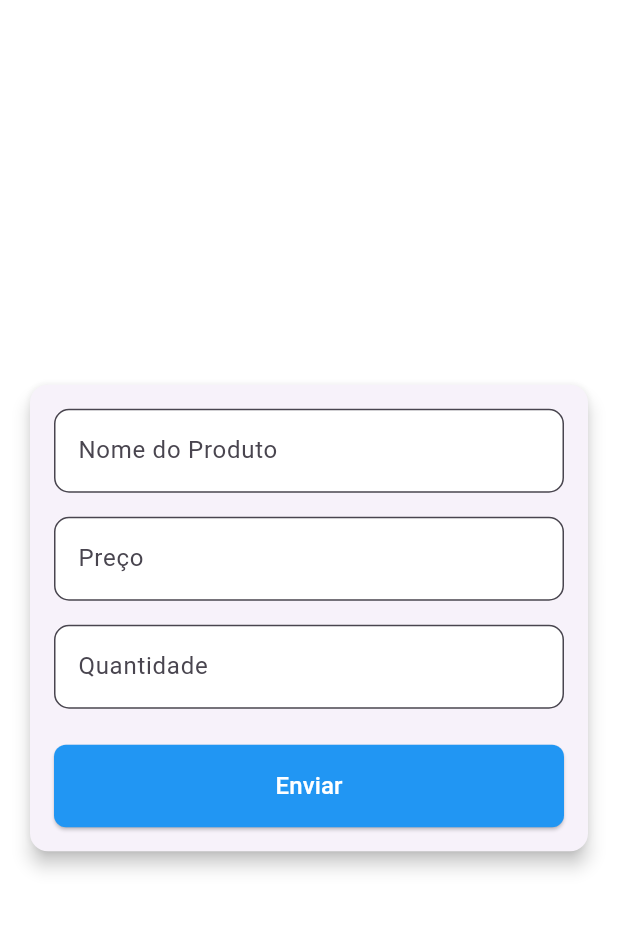
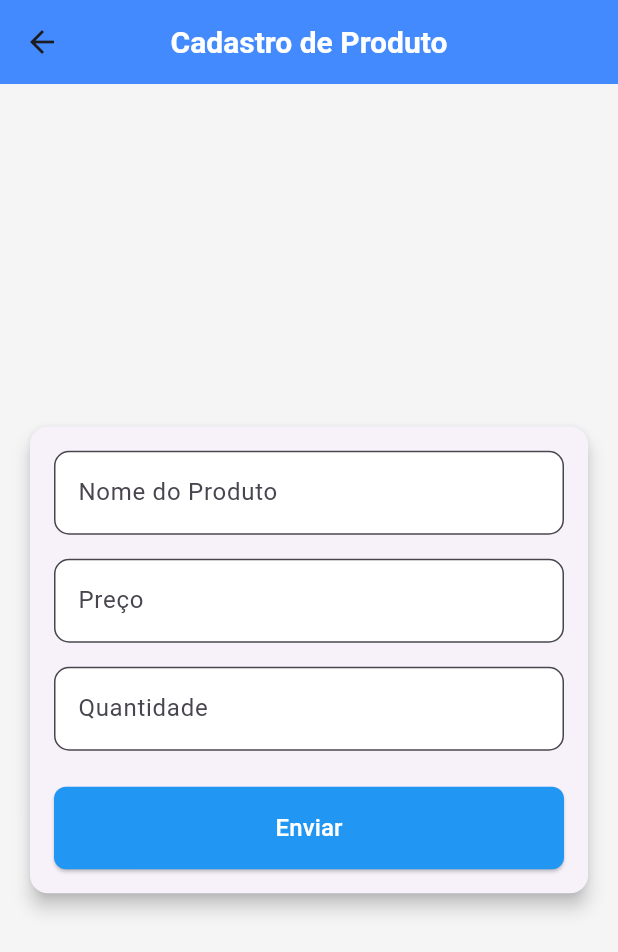
Before and after one commit to akiwnl/produto-front, a Flutter app: the ProductForm screen opened by its route, after a tap on "Enviar", on a phone screen of 412 x 824 dp. Shown: the top 952 px of the screen. Run offline on Flutter 3.47's test engine with Material 3 defaults, Android fonts, the phone set to English and light mode, and no system bars; network calls fail.

Commit message:
add productProvider

```diff
--- a/lib/product_form.dart
+++ b/lib/product_form.dart
@@ -1,5 +1,7 @@
 import 'package:flutter/material.dart';
 import 'package:produto_front/field_form.dart';
+import 'package:produto_front/product.dart';
+import 'package:produto_front/product_provider.dart';
 
 class ProductForm extends StatefulWidget {
   const ProductForm({super.key});
@@ -15,7 +17,34 @@ class _ProductFormState extends State<ProductForm> {
 
   @override
   Widget build(BuildContext context) {
-    return Padding(
+    void save() {
+      ProductProvider productProvider =
+          ProductProvider.of(context) as ProductProvider;
+
+      // Criação do produto com os dados do formulário
+      Product product = Product(
+        description: controllerDescription.text,
+        price: double.parse(controllerPrice.text),
+        quantity: int.parse(controllerQuantity.text),
+      );
+
+      // Criar o mapa de dados do produto para o backend
+      Map<String, dynamic> productData = {
+        'description': product.description,
+        'price': product.price,
+        'quantity': product.quantity,
+      };
+
+      // Enviar o produto ao backend
+      productProvider.addProduct(productData);
+      Navigator.pushReplacementNamed(context, "/listagem");
+    }
+
+    return Scaffold(
+      appBar: AppBar(
+        title: const Text('Cadastro de Produto'),
+      ),
+      body: Padding(
         padding: const EdgeInsets.all(16.0),
         child: Center(
           child: Card(
@@ -34,12 +63,13 @@ class _ProductFormState extends State<ProductForm> {
                   const SizedBox(height: 16),
                   FieldForm(label: "Preço", controller: controllerPrice),
                   const SizedBox(height: 16),
-                FieldForm(label: "Quantidade", controller: controllerQuantity),
+                  FieldForm(
+                      label: "Quantidade", controller: controllerQuantity),
                   const SizedBox(height: 24),
                   SizedBox(
                     width: double.infinity,
                     child: ElevatedButton(
-                    onPressed: () {},
+                      onPressed: save,
                       style: ElevatedButton.styleFrom(
                         backgroundColor: Colors.blue,
                         foregroundColor: Colors.white,
@@ -59,6 +89,7 @@ class _ProductFormState extends State<ProductForm> {
             ),
           ),
         ),
+      ),
     );
   }
 }
```
Lines whose indentation alone changed are shown as unchanged.
